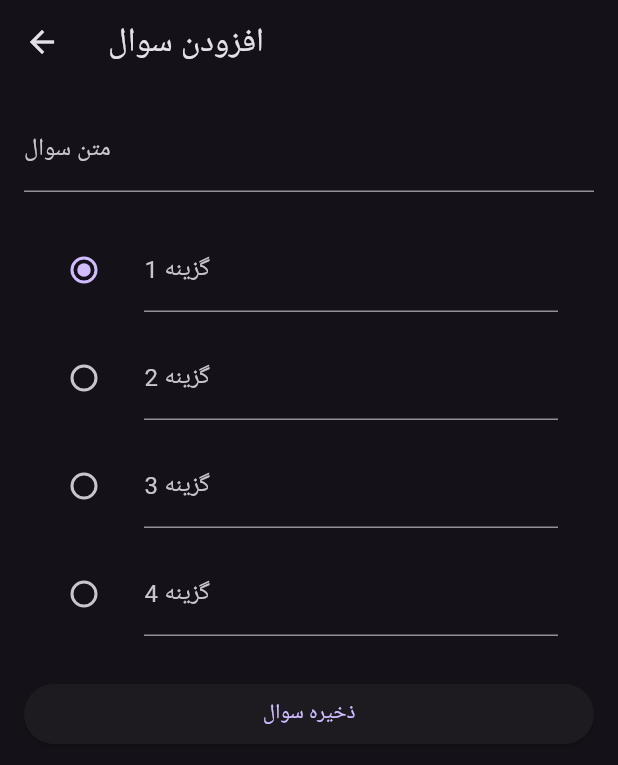
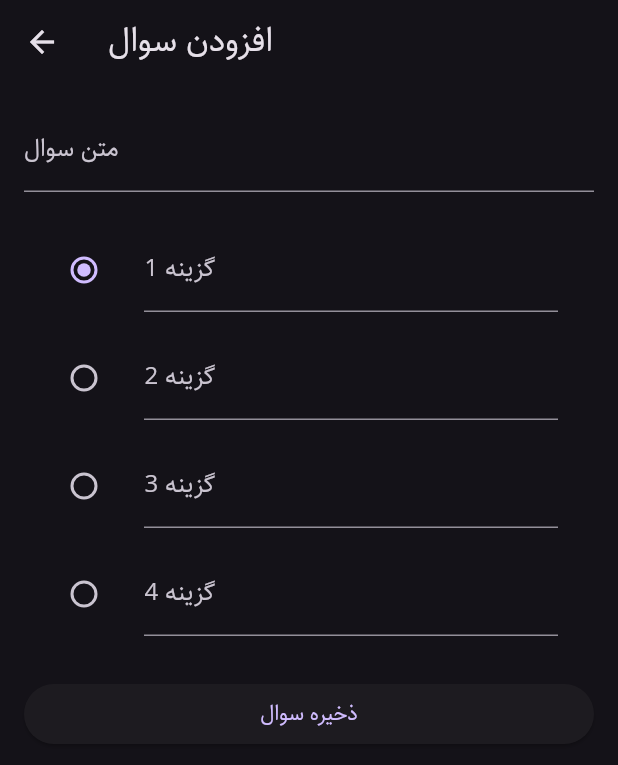
Before and after one commit to hadiseh39/quiz-app, a Flutter app: the screen it shows after launch, after a tap on "➕ افزودن سوال", on a phone screen of 412 x 824 dp. Shown: the top 765 px of the screen. Run offline on Flutter 3.47's test engine with Material 3 defaults, Android fonts, the phone set to English and light mode, and no system bars; our stand-ins replace get, sqflite; accounts and stored records are empty.

Commit message:
added font

```diff
--- a/lib/main.dart
+++ b/lib/main.dart
@@ -19,9 +19,16 @@ class MyApp extends StatelessWidget {
   Widget build(BuildContext context) {
     return GetMaterialApp(
       debugShowCheckedModeBanner: false,
-      title: 'Flutter Demo',
-      theme: ThemeData.light(),
-      darkTheme: ThemeData.dark(),
+      theme: ThemeData.light().copyWith(
+        textTheme: ThemeData.light().textTheme.apply(
+              fontFamily: 'Sahel',
+            ),
+      ),
+      darkTheme: ThemeData.dark().copyWith(
+        textTheme: ThemeData.light().textTheme.apply(
+              fontFamily: 'Sahel',
+            ),
+      ),
       themeMode: ThemeMode.dark,
       home: HomeScreen(),
     );
--- a/lib/screens/question_list_screen.dart
+++ b/lib/screens/question_list_screen.dart
@@ -1,7 +1,6 @@
 import 'package:flutter/material.dart';
 import 'package:get/get.dart';
 import '../controller/question_controller.dart';
-import '../model/question.dart';
 
 class QuestionListPage extends StatelessWidget {
   final qController = Get.find<QuestionController>();
```
Also changed, not shown: pubspec.yaml (+5 -6 lines), fonts/Sahel.ttf (added).
